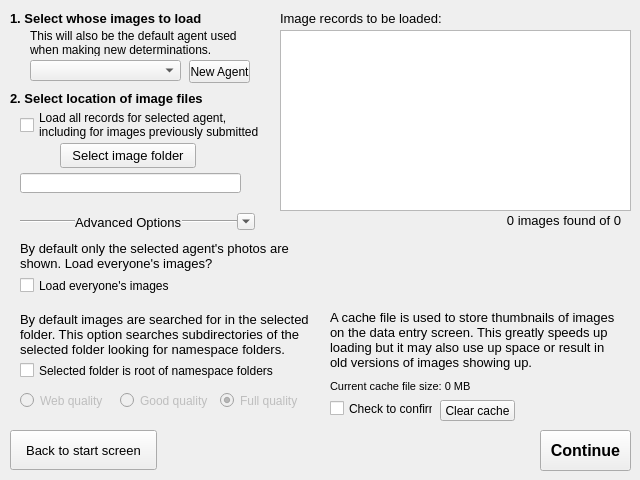
This is src/editexisting.ui in kopolzin/bioimages-collection-manager as Qt 5 draws it before an edit. The edited form follows.
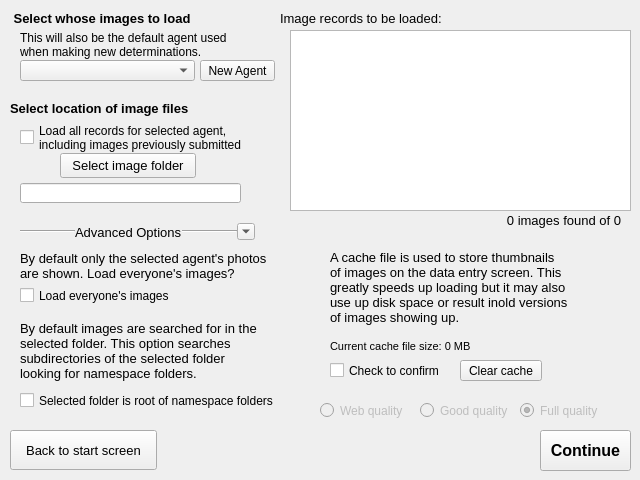
This is the edited form. Icons and pictures are not drawn.

The edit to the form file:
```diff
--- a/src/editexisting.ui
+++ b/src/editexisting.ui
@@ -77,7 +77,7 @@
    <property name="geometry">
     <rect>
      <x>60</x>
-     <y>143</y>
+     <y>153</y>
      <width>136</width>
      <height>25</height>
     </rect>
@@ -108,15 +108,15 @@
     </font>
    </property>
    <property name="text">
-    <string>1. Select whose images to load</string>
+    <string> Select whose images to load</string>
    </property>
   </widget>
   <widget class="QComboBox" name="agentBox">
    <property name="geometry">
     <rect>
-     <x>30</x>
+     <x>20</x>
      <y>60</y>
-     <width>151</width>
+     <width>175</width>
      <height>21</height>
     </rect>
    </property>
@@ -130,8 +130,8 @@
    <property name="geometry">
     <rect>
      <x>10</x>
-     <y>90</y>
-     <width>232</width>
+     <y>100</y>
+     <width>245</width>
      <height>17</height>
     </rect>
    </property>
@@ -143,15 +143,15 @@
     </font>
    </property>
    <property name="text">
-    <string>2. Select location of image files</string>
+    <string>Select location of image files</string>
    </property>
   </widget>
   <widget class="QListWidget" name="listWidget">
    <property name="geometry">
     <rect>
-     <x>280</x>
+     <x>290</x>
      <y>30</y>
-     <width>351</width>
+     <width>341</width>
      <height>181</height>
     </rect>
    </property>
@@ -199,7 +199,7 @@
    <property name="geometry">
     <rect>
      <x>20</x>
-     <y>173</y>
+     <y>183</y>
      <width>221</width>
      <height>20</height>
     </rect>
@@ -211,10 +211,10 @@
   <widget class="QPushButton" name="addnewAgentButton">
    <property name="geometry">
     <rect>
-     <x>189</x>
+     <x>200</x>
      <y>60</y>
-     <width>61</width>
-     <height>23</height>
+     <width>75</width>
+     <height>21</height>
     </rect>
    </property>
    <property name="text">
@@ -225,9 +225,9 @@
    <property name="geometry">
     <rect>
      <x>20</x>
-     <y>240</y>
+     <y>250</y>
      <width>611</width>
-     <height>191</height>
+     <height>181</height>
     </rect>
    </property>
    <widget class="QRadioButton" name="fullQualityButton">
@@ -236,7 +236,7 @@
     </property>
     <property name="geometry">
      <rect>
-      <x>200</x>
+      <x>500</x>
       <y>150</y>
       <width>91</width>
       <height>21</height>
@@ -253,7 +253,7 @@
     <property name="geometry">
      <rect>
       <x>0</x>
-      <y>120</y>
+      <y>140</y>
       <width>288</width>
       <height>21</height>
      </rect>
@@ -268,7 +268,7 @@
     </property>
     <property name="geometry">
      <rect>
-      <x>100</x>
+      <x>400</x>
       <y>150</y>
       <width>102</width>
       <height>21</height>
@@ -287,7 +287,7 @@
     </property>
     <property name="geometry">
      <rect>
-      <x>0</x>
+      <x>300</x>
       <y>150</y>
       <width>97</width>
       <height>21</height>
@@ -302,7 +302,7 @@
      <rect>
       <x>0</x>
       <y>35</y>
-      <width>171</width>
+      <width>180</width>
       <height>21</height>
      </rect>
     </property>
@@ -315,7 +315,7 @@
      <rect>
       <x>0</x>
       <y>0</y>
-      <width>291</width>
+      <width>300</width>
       <height>32</height>
      </rect>
     </property>
@@ -327,8 +327,8 @@
      </font>
     </property>
     <property name="text">
-     <string>By default only the selected agent's photos are
-shown. Load everyone's images?</string>
+     <string>By default only the selected agent's photos
+are shown. Load everyone's images?</string>
     </property>
    </widget>
    <widget class="QLabel" name="label_3">
@@ -349,8 +349,8 @@
      <rect>
       <x>0</x>
       <y>70</y>
-      <width>351</width>
-      <height>48</height>
+      <width>300</width>
+      <height>62</height>
      </rect>
     </property>
     <property name="font">
@@ -361,18 +361,19 @@
      </font>
     </property>
     <property name="text">
-     <string>By default images are searched for in the selected
-folder. This option searches subdirectories of the
-selected folder looking for namespace folders.</string>
+     <string>By default images are searched for in the
+selected folder. This option searches
+subdirectories of the selected folder
+looking for namespace folders.</string>
     </property>
    </widget>
    <widget class="QLabel" name="label_5">
     <property name="geometry">
      <rect>
       <x>310</x>
-      <y>70</y>
-      <width>301</width>
-      <height>71</height>
+      <y>0</y>
+      <width>274</width>
+      <height>77</height>
      </rect>
     </property>
     <property name="font">
@@ -383,10 +384,11 @@
      </font>
     </property>
     <property name="text">
-     <string>A cache file is used to store thumbnails of images
-on the data entry screen. This greatly speeds up
-loading but it may also use up space or result in
-old versions of images showing up.</string>
+     <string>A cache file is used to store thumbnails
+of images on the data entry screen. This
+greatly speeds up loading but it may also
+use up disk space or result inold versions
+of images showing up.</string>
     </property>
     <property name="alignment">
      <set>Qt::AlignLeading|Qt::AlignLeft|Qt::AlignTop</set>
@@ -396,7 +398,7 @@
     <property name="geometry">
      <rect>
       <x>310</x>
-      <y>136</y>
+      <y>86</y>
       <width>201</width>
       <height>20</height>
      </rect>
@@ -414,9 +416,9 @@
     <property name="geometry">
      <rect>
       <x>310</x>
-      <y>160</y>
-      <width>103</width>
-      <height>17</height>
+      <y>110</y>
+      <width>130</width>
+      <height>21</height>
      </rect>
     </property>
     <property name="text">
@@ -426,9 +428,9 @@
    <widget class="QPushButton" name="clearCache">
     <property name="geometry">
      <rect>
-      <x>420</x>
-      <y>160</y>
-      <width>75</width>
+      <x>440</x>
+      <y>110</y>
+      <width>82</width>
       <height>21</height>
      </rect>
     </property>
@@ -441,7 +443,7 @@
    <property name="geometry">
     <rect>
      <x>20</x>
-     <y>210</y>
+     <y>220</y>
      <width>235</width>
      <height>24</height>
     </rect>
@@ -479,7 +481,7 @@
      <widget class="Line" name="line">
       <property name="minimumSize">
        <size>
-        <width>50</width>
+        <width>0</width>
         <height>0</height>
        </size>
       </property>
@@ -510,23 +512,23 @@
    <property name="geometry">
     <rect>
      <x>20</x>
-     <y>110</y>
-     <width>251</width>
-     <height>30</height>
+     <y>120</y>
+     <width>271</width>
+     <height>35</height>
     </rect>
    </property>
    <property name="text">
     <string>Load all records for selected agent,
-including for images previously submitted</string>
+including images previously submitted</string>
    </property>
   </widget>
   <widget class="QLabel" name="label_6">
    <property name="geometry">
     <rect>
-     <x>30</x>
+     <x>20</x>
      <y>30</y>
-     <width>231</width>
-     <height>26</height>
+     <width>250</width>
+     <height>29</height>
     </rect>
    </property>
    <property name="text">
```
Left out of the diff: 6 changed lines with no effect on the pictures.
